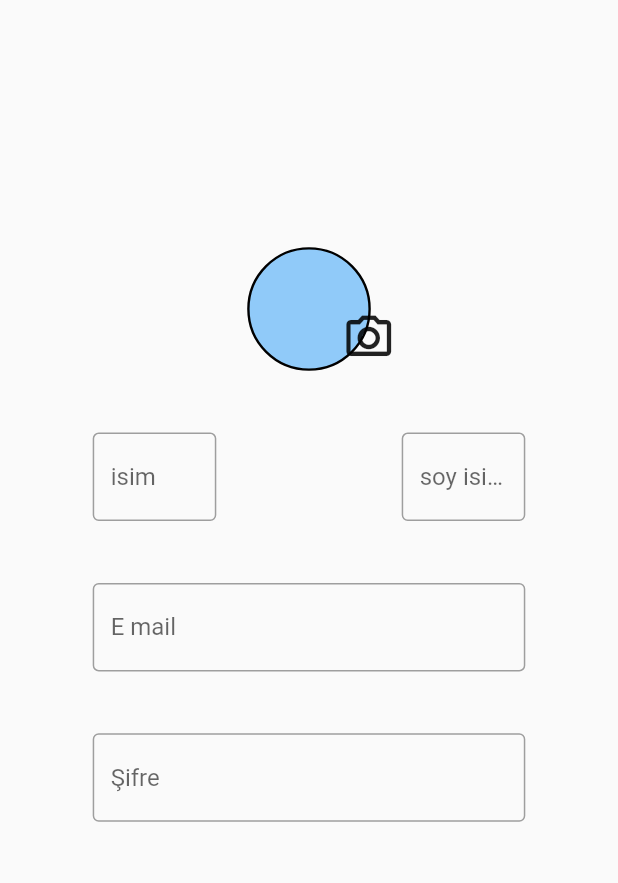
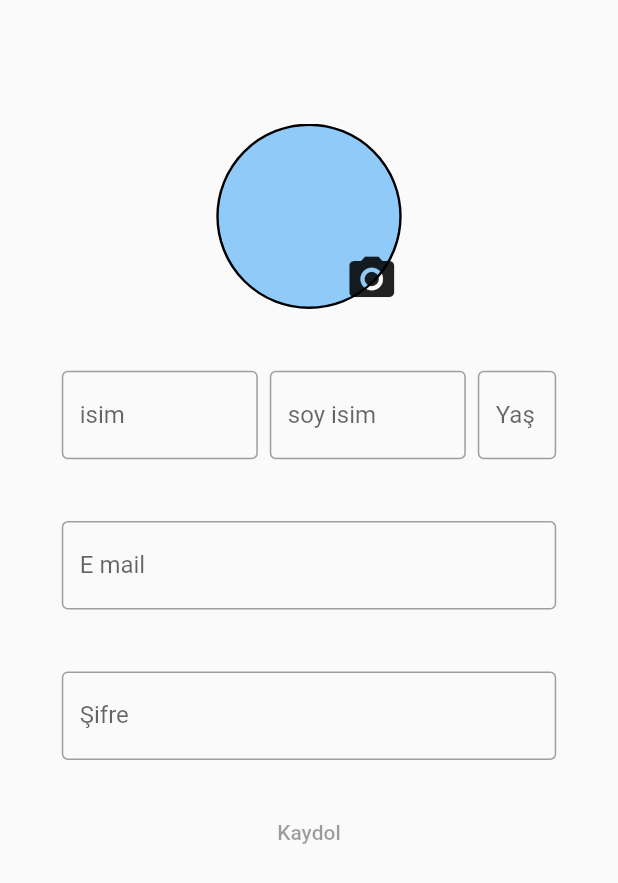
Before and after one commit to Soomali/pooly_assignment, a Flutter app: the SignUpLayout screen opened directly, on a phone screen of 412 x 824 dp. Shown: the top 883 px of the screen. Run offline on Flutter 3.47's test engine with Material 2 defaults, Android fonts, the phone set to English and light mode, and no system bars; our stand-ins replace bloc, cloud_firestore, firebase_auth, firebase_core, flutter_bloc, formz and 1 more; accounts and stored records are empty.

Commit message:
implemented sign up, nedd to handle backend of it.

```diff
--- a/lib/bloc/signUp/signup_bloc.dart
+++ b/lib/bloc/signUp/signup_bloc.dart
@@ -1,9 +1,12 @@
+import 'dart:async';
 import 'dart:typed_data';
 
 import 'package:bloc/bloc.dart';
 import 'package:formz/formz.dart';
+import 'package:image_picker/image_picker.dart';
 import 'package:meta/meta.dart';
 import 'package:pooly_test/bloc/auth/auth_bloc.dart';
+import 'package:pooly_test/repos/signUp/sign_up_repository.dart';
 import '../login/login_bloc.dart';
 part 'signup_event.dart';
 part 'signup_state.dart';
@@ -12,7 +15,9 @@ part 'surname_input.dart';
 part 'age_input.dart';
 
 class SignupBloc extends Bloc<SignupEvent, SignupState> {
-  SignupBloc() : super(SignupInitial()) {
+  final SignUpRepository _repository;
+  late final StreamSubscription<XFile?> _fileStream;
+  SignupBloc(this._repository) : super(SignupInitial()) {
     on<AgeChanged>(_onAgeChangedEvent);
     on<NameChanged>(_onNameChangedEvent);
     on<SurnameChanged>(_onSurnameChangedEvent);
@@ -20,6 +25,9 @@ class SignupBloc extends Bloc<SignupEvent, SignupState> {
     on<PhotoSelect>(_onPhotoSelectEvent);
     on<EmailChanged>(_onMailChangedEvent);
     on<PasswordChanged>(_onPasswordChangedEvent);
+    _fileStream = _repository.imageStream.listen((event) async {
+      add(PhotoChanged(await event?.readAsBytes()));
+    });
   }
 
   void _onAgeChangedEvent(AgeChanged event, Emitter emit) {
@@ -47,9 +55,10 @@ class SignupBloc extends Bloc<SignupEvent, SignupState> {
         event.photoData, state.password));
   }
 
-  void _onPhotoSelectEvent(PhotoSelect event, Emitter emit) {
+  void _onPhotoSelectEvent(PhotoSelect event, Emitter emit) async {
     emit(PhotoSelectState(state.email, state.name, state.surname, state.age,
         state.photo, state.password));
+    _repository.getImage(event.source);
   }
 
   void _onPasswordChangedEvent(PasswordChanged event, Emitter emit) {
--- a/lib/bloc/signUp/signup_event.dart
+++ b/lib/bloc/signUp/signup_event.dart
@@ -25,7 +25,7 @@ class PasswordChanged extends SignupEvent {
 
 class AgeChanged extends SignupEvent {
   final int age;
-  AgeChanged(this.age);
+  AgeChanged(String age) : age = age.isEmpty ? 0 : int.parse(age);
 }
 
 class PhotoChanged extends SignupEvent {
@@ -33,6 +33,9 @@ class PhotoChanged extends SignupEvent {
   PhotoChanged(this.photoData);
 }
 
-class PhotoSelect extends SignupEvent {}
+class PhotoSelect extends SignupEvent {
+  final ImageSource source;
+  PhotoSelect({this.source = ImageSource.gallery});
+}
 
 class SignUpSubmitted extends SignupEvent {}
--- a/lib/views/logIn/login_input.dart
+++ b/lib/views/logIn/login_input.dart
@@ -5,9 +5,11 @@ class LogInInput extends StatelessWidget {
   final String hint;
   final void Function(String) onTextChanged;
   final bool obsecure;
+  final EdgeInsets? padding;
   const LogInInput(
       {Key? key,
       this.error,
+      this.padding,
       this.obsecure = false,
       required this.hint,
       required this.onTextChanged})
@@ -16,7 +18,7 @@ class LogInInput extends StatelessWidget {
   Widget build(BuildContext context) {
     final width = MediaQuery.of(context).size.width;
     return Padding(
-      padding: EdgeInsets.symmetric(horizontal: width * 0.15),
+      padding: padding ?? EdgeInsets.symmetric(horizontal: width * 0.15),
       child: TextField(
         obscureText: obsecure,
         onChanged: onTextChanged,
@@ -30,6 +32,7 @@ class LogInInput extends StatelessWidget {
               OutlineInputBorder(borderSide: BorderSide(color: Colors.red)),
           errorText: error,
           hintText: hint,
+          labelText: hint,
         ),
       ),
     );
--- /dev/null
+++ b/lib/views/signUp/age_widget.dart
@@ -0,0 +1,29 @@
+part of 'sign_up.dart';
+
+class AgeWidget extends StatelessWidget {
+  final String? error;
+  const AgeWidget({Key? key, this.error}) : super(key: key);
+
+  @override
+  Widget build(BuildContext context) {
+    return TextField(
+      keyboardType: TextInputType.number,
+      maxLength: 2,
+      onChanged: (age) {
+        context.read<SignupBloc>().add(AgeChanged(age));
+      },
+      decoration: InputDecoration(
+          counterText: "",
+          labelText: 'Yaş',
+          border: const OutlineInputBorder(),
+          enabledBorder: const OutlineInputBorder(
+              borderSide: BorderSide(color: Colors.grey)),
+          focusedBorder: const OutlineInputBorder(
+              borderSide: BorderSide(color: Colors.blue)),
+          errorBorder:
+              OutlineInputBorder(borderSide: BorderSide(color: Colors.red)),
+          errorText: error,
+          hintText: ""),
+    );
+  }
+}
--- a/lib/views/signUp/int_input_area.dart
+++ /dev/null
@@ -1 +0,0 @@
-part of 'sign_up.dart';
--- /dev/null
+++ b/lib/views/signUp/name_area.dart
@@ -0,0 +1,47 @@
+part of 'sign_up.dart';
+
+class NameArea extends StatelessWidget {
+  final SignupState state;
+  const NameArea({
+    required this.state,
+    Key? key,
+  }) : super(key: key);
+
+  @override
+  Widget build(BuildContext context) {
+    return Row(
+      children: [
+        Expanded(
+            flex: 5,
+            child: LogInInput(
+                padding: EdgeInsets.zero,
+                error: state.name.valid || state.name.pure ? null : 'HATA',
+                hint: 'isim',
+                onTextChanged: (name) {
+                  context.read<SignupBloc>().add(NameChanged(name));
+                })),
+        SizedBox(
+          width: 8,
+        ),
+        Expanded(
+            flex: 5,
+            child: LogInInput(
+                padding: EdgeInsets.zero,
+                error:
+                    state.surname.valid || state.surname.pure ? null : 'HATA',
+                hint: 'soy isim',
+                onTextChanged: (surname) {
+                  context.read<SignupBloc>().add(SurnameChanged(surname));
+                })),
+        SizedBox(
+          width: 8,
+        ),
+        Expanded(
+            flex: 2,
+            child: AgeWidget(
+              error: state.age.valid || state.age.pure ? null : 'Hata',
+            ))
+      ],
+    );
+  }
+}
--- a/lib/views/signUp/photo_area.dart
+++ b/lib/views/signUp/photo_area.dart
@@ -5,33 +5,59 @@ class SignUpPhotoArea extends StatelessWidget {
 
   @override
   Widget build(BuildContext context) {
-    final Uint8List? photo = context.read<SignupBloc>().state.photo;
     final Size size = MediaQuery.of(context).size;
+    return BlocBuilder<SignupBloc, SignupState>(
+      buildWhen: ((previous, current) => current is PhotoChangedState),
+      builder: (context, state) {
         return Stack(
           children: [
             Container(
               width: size.width * 0.3,
-          height: size.height * 0.1,
+              height: size.height * 0.15,
               decoration: ShapeDecoration(
                   shape: CircleBorder(side: BorderSide(width: 1.6)),
                   color: Colors.blue.shade200,
-              image: photo == null
+                  image: state.photo == null
                       ? null
-                  : DecorationImage(image: MemoryImage(photo))),
+                      : DecorationImage(
+                          fit: BoxFit.cover, image: MemoryImage(state.photo!))),
             ),
             Positioned(
-          right: 0,
-          bottom: 0,
+              right: -2,
+              bottom: -2,
               child: IconButton(
                   onPressed: () {
-                context.read<SignupBloc>().add(PhotoSelect());
+                    ScaffoldMessenger.of(context).showSnackBar(SnackBar(
+                        content: Row(
+                      children: [
+                        TextButton(
+                            onPressed: () {
+                              ScaffoldMessenger.of(context)
+                                  .removeCurrentSnackBar();
+                              context
+                                  .read<SignupBloc>()
+                                  .add(PhotoSelect(source: ImageSource.camera));
+                            },
+                            child: Text('Kamera')),
+                        TextButton(
+                            onPressed: () {
+                              ScaffoldMessenger.of(context)
+                                  .removeCurrentSnackBar();
+                              context.read<SignupBloc>().add(
+                                  PhotoSelect(source: ImageSource.gallery));
+                            },
+                            child: Text('Galeri'))
+                      ],
+                    )));
                   },
                   icon: Icon(
-                Icons.camera_alt_outlined,
+                    Icons.camera_alt,
                     size: 36,
                   )),
             )
           ],
         );
+      },
+    );
   }
 }
--- a/lib/views/signUp/sign_up.dart
+++ b/lib/views/signUp/sign_up.dart
@@ -3,22 +3,41 @@ import 'dart:typed_data';
 
 import 'package:flutter/material.dart';
 import 'package:flutter_bloc/flutter_bloc.dart';
+import 'package:formz/formz.dart';
+import 'package:image_picker/image_picker.dart';
 import 'package:pooly_test/bloc/signUp/signup_bloc.dart';
+import '../../repos/signUp/sign_up_repository.dart';
 import '../logIn/login_page.dart';
 part 'sign_up_layout.dart';
-part 'int_input_area.dart';
 part 'sign_up_button.dart';
+part 'age_widget.dart';
 part 'photo_area.dart';
+part 'name_area.dart';
 
 class SignUpPage extends StatelessWidget {
   const SignUpPage({Key? key}) : super(key: key);
   @override
   Widget build(BuildContext context) {
     return SafeArea(
-      child: BlocProvider<SignupBloc>(
-        create: (_) => SignupBloc(),
-        child: SignUpLayout(),
+      child: RepositoryProvider(
+        create: (context) => SignUpRepository(),
+        child: SignUpBlocWidget(),
       ),
     );
   }
 }
+
+class SignUpBlocWidget extends StatelessWidget {
+  const SignUpBlocWidget({
+    Key? key,
+  }) : super(key: key);
+
+  @override
+  Widget build(BuildContext context) {
+    return BlocProvider<SignupBloc>(
+      create: (_) =>
+          SignupBloc(RepositoryProvider.of<SignUpRepository>(context)),
+      child: SignUpLayout(),
+    );
+  }
+}
--- a/lib/views/signUp/sign_up_button.dart
+++ b/lib/views/signUp/sign_up_button.dart
@@ -1 +1,28 @@
 part of 'sign_up.dart';
+
+class SignUpButton extends StatelessWidget {
+  const SignUpButton({Key? key}) : super(key: key);
+
+  @override
+  Widget build(BuildContext context) {
+    return BlocBuilder<SignupBloc, SignupState>(
+      buildWhen: (previous, current) =>
+          current is! PhotoChangedState || current is! PhotoSelectState,
+      builder: (context, state) {
+        return TextButton(
+            onPressed: Formz.validate([
+              state.age,
+              state.email,
+              state.name,
+              state.password,
+              state.surname
+            ]).isValid
+                ? () {
+                    log('kaydol');
+                  }
+                : null,
+            child: Text('Kaydol'));
+      },
+    );
+  }
+}
--- a/lib/views/signUp/sign_up_layout.dart
+++ b/lib/views/signUp/sign_up_layout.dart
@@ -5,40 +5,74 @@ class SignUpLayout extends StatelessWidget {
 
   @override
   Widget build(BuildContext context) {
-    final Size size = MediaQuery.of(context).size;
     return BlocListener<SignupBloc, SignupState>(
       listener: (context, state) {
         if (state is PhotoSelectState) {
-          log('selectPhoto');
+          //context.read<SignupBloc>().add(PhotoSelect());
         }
       },
       child: Scaffold(
-        body: Column(mainAxisAlignment: MainAxisAlignment.start, children: [
+        body: SingleChildScrollView(
+          child: SignUpColumn(),
+        ),
+      ),
+    );
+  }
+}
+
+class SignUpColumn extends StatelessWidget {
+  const SignUpColumn({
+    Key? key,
+  }) : super(key: key);
+
+  @override
+  Widget build(BuildContext context) {
+    final Size size = MediaQuery.of(context).size;
+    return BlocBuilder<SignupBloc, SignupState>(
+      buildWhen: (previous, current) =>
+          current is! PhotoSelectState && current is! PhotoChangedState,
+      builder: (context, state) {
+        return Padding(
+          padding: EdgeInsets.symmetric(horizontal: size.width * 0.1),
+          child: Column(mainAxisAlignment: MainAxisAlignment.start, children: [
             SizedBox(
-            height: size.height * 0.2,
+              height: size.height * 0.1,
             ),
             SignUpPhotoArea(),
             SizedBox(
               height: size.height * 0.05,
             ),
-          Row(
-            mainAxisAlignment: MainAxisAlignment.spaceAround,
-            children: [
-              Expanded(child: LogInInput(hint: 'isim', onTextChanged: (_) {})),
-              Expanded(
-                  child: LogInInput(hint: 'soy isim', onTextChanged: (_) {})),
-            ],
+            NameArea(
+              state: state,
             ),
             SizedBox(
               height: size.height * 0.05,
             ),
-          LogInInput(hint: 'E mail', onTextChanged: (_) {}),
+            LogInInput(
+                padding: EdgeInsets.zero,
+                error: state.email.valid || state.email.pure ? null : 'HATA',
+                hint: 'E mail',
+                onTextChanged: (email) {
+                  context.read<SignupBloc>().add(EmailChanged(email));
+                }),
             SizedBox(
               height: size.height * 0.05,
             ),
-          LogInInput(hint: 'Şifre', onTextChanged: (_) {}),
+            LogInInput(
+                padding: EdgeInsets.zero,
+                error:
+                    state.password.valid || state.password.pure ? null : 'HATA',
+                hint: 'Şifre',
+                onTextChanged: (password) {
+                  context.read<SignupBloc>().add(PasswordChanged(password));
+                }),
+            SizedBox(
+              height: size.height * 0.03,
+            ),
+            SignUpButton(),
           ]),
-      ),
+        );
+      },
     );
   }
 }
```
Lines whose indentation alone changed are shown as unchanged.
